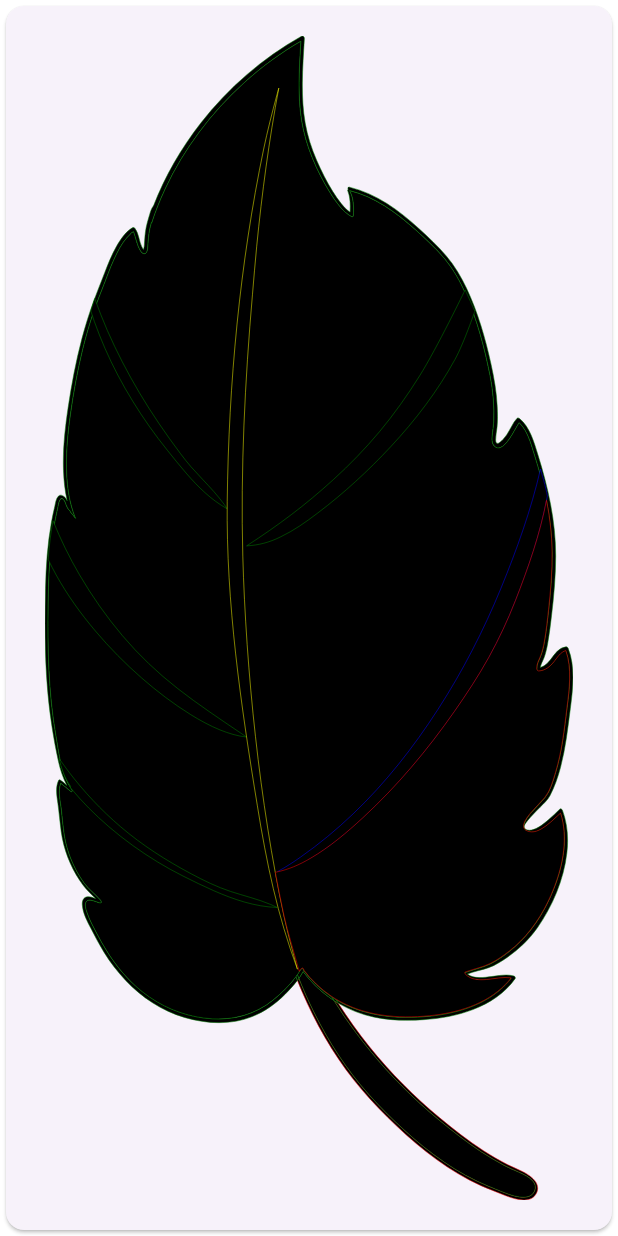
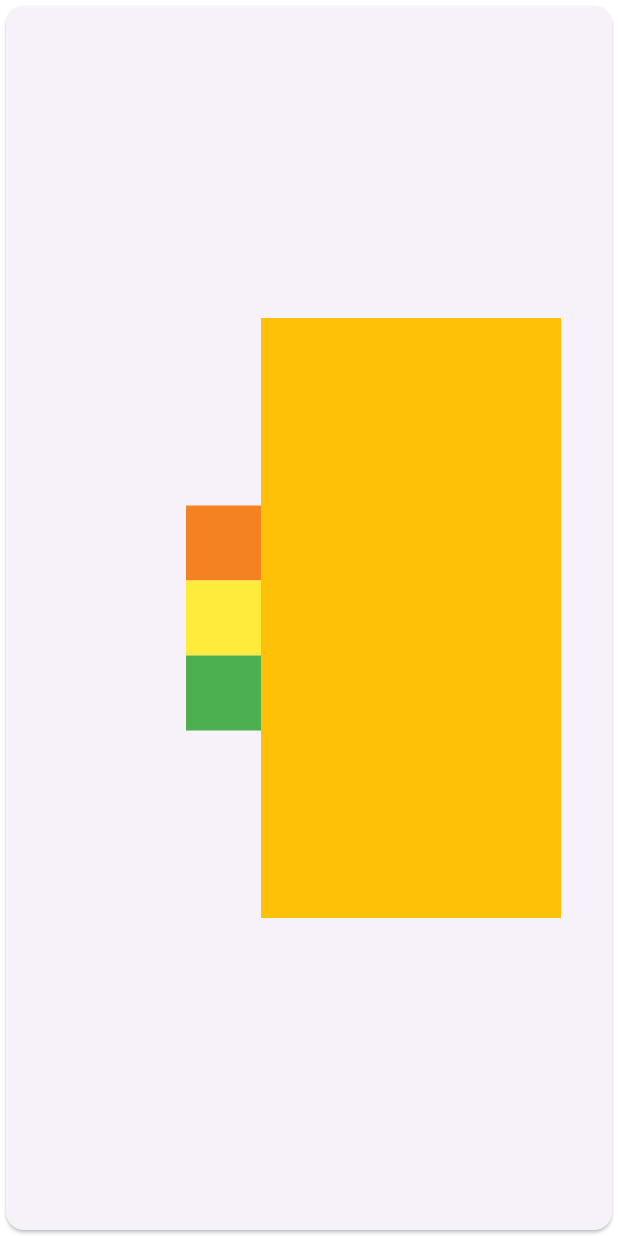
Before and after one commit to ZeyadShawki/test_world, a Flutter app: the screen it shows after launch, on a phone screen of 412 x 824 dp. Run offline on Flutter 3.47's test engine with Material 3 defaults, Android fonts, the phone set to English and light mode, and no system bars; our stand-ins replace flutter_svg; missing offline and left inert: svg_path_parser; project files that could hold a hidden picture were left out.

Commit message:
finished drag color game

```diff
--- a/lib/main.dart
+++ b/lib/main.dart
@@ -1,5 +1,9 @@
+import 'dart:developer';
+
 import 'package:flutter/material.dart';
 import 'package:flutter_svg/svg.dart';
+import 'package:test_world/selctor.dart';
+import 'dart:ui' as ui;
 
 void main() => runApp(
       MaterialApp(
@@ -10,33 +14,109 @@ void main() => runApp(
       ),
     );
 
-class MyApp extends StatelessWidget {
+class MyApp extends StatefulWidget {
+  @override
+  State<MyApp> createState() => _MyAppState();
+}
+
+class _MyAppState extends State<MyApp> {
   List<String> selected = [];
+
   @override
   Widget build(BuildContext context) {
     return Card(
       child: Padding(
           padding: const EdgeInsets.all(20),
-          child: SvgPicture.asset('assets/Asset 1.svg')
+          child:
 
-          //  TeethSelector(
-          //   initiallySelected: selected,
-          //   onChange: (s) {
-          //     selected.addAll(s);
+          //  SvgPicture.asset('assets/leaf_modified22.svg')
 
-          //     log(selected.toString());
-          //   },
-          //   multiSelect: false,
-          //   colorized: {
-          //     for (var e in selected)
-          //       e: e == "24" ? Colors.blue : Colors.green.withOpacity(0.5),
-          //   },
-          //   StrokedColorized: {"24": Colors.grey.withOpacity(0.5)},
-          //   notation: (isoString) => "Tooth ISO: $isoString",
-          //   selectedColor: Colors.red,
-          //   showPrimary: false,
-          // ),
+           Row(
+             children: [
+
+   Padding(
+     padding: const EdgeInsets.only(left: 100.0),
+     child: Column(
+                mainAxisAlignment: MainAxisAlignment.center,
+                children: [
+                  _buildColorDraggable(colorFromHex('#F58220')),
+                  const SizedBox(width: 10),
+                  _buildColorDraggable(Colors.yellow),
+                  const SizedBox(width: 10),
+                  _buildColorDraggable(Colors.green),
+                ],
+              ),
+   ),
+
+               FittedBox(
+                 child: Container(
+                  height: 400,
+                  width: 200,
+                   child: ColorTheSvgWidget(
+                    onRightAnswer: (){
+
+                    },
+                    onWrongAnswer:(){
+
+                    },
+                    defaultStrokeColor: Colors.black,
+                    unselectedColor:Colors.white ,
+                    initiallySelected: selected,
+                    onChange: (s) {
+                      selected.addAll(s);
+            setState(() {
+
+            });
+
+                    },
+                    multiSelect: false,
+                    colorized: {
+                          for (var e in selected)
+                        e:e.contains('blade') ? Colors.blue : Colors.green.withOpacity(0.5),
+                    },
+                    // StrokedColorized: {"24": Colors.grey.withOpacity(0.5)},
+                    notation: (isoString) => "Tooth ISO: $isoString",
+                    selectedColor: Colors.amber,
+                    showPrimary: false,
+                             ),
+                 ),
+               ),
+             ],
+           ),
           ),
     );
   }
+
+  // Widget to build color box
+  Widget _buildColorBox(Color color,
+      {bool isDragging = false, double opacity = 1.0}) {
+    return Opacity(
+      opacity: opacity,
+      child: Container(
+        width: 50,
+        height: 50,
+        color: color,
+        child: isDragging ? const Icon(Icons.brush, color: Colors.white) : null,
+      ),
+    );
+  }
+
+  // Widget to build draggable color box
+  Widget _buildColorDraggable(Color color) {
+    return Draggable<ui.Color>(
+      dragAnchorStrategy: (draggable, context, position) => Offset.zero,
+      data: color,
+      onDragEnd: (details) {
+        log('///');
+        log(details.offset.toString());
+      },
+      feedback: _buildColorBox(color, isDragging: true),
+      child: _buildColorBox(color),
+      childWhenDragging: _buildColorBox(color, opacity: 0.5),
+    );
+  }
 }
+Color colorFromHex(String hexColor) {
+  final hexCode = hexColor.replaceAll("#", "");
+  return Color(int.parse("FF$hexCode", radix: 16));
+}
```
Also changed, not shown: lib/selctor.dart (+217 -149 lines), assets/Asset 1.svg, assets/Asset 2.svg (added), assets/SVG.svg (added), assets/leaf_modified.svg (added), assets/leaf_modified2.svg (added), assets/leaf_modified22.svg (added), assets/teeth.svg, assets/xxxx.svg (added).
